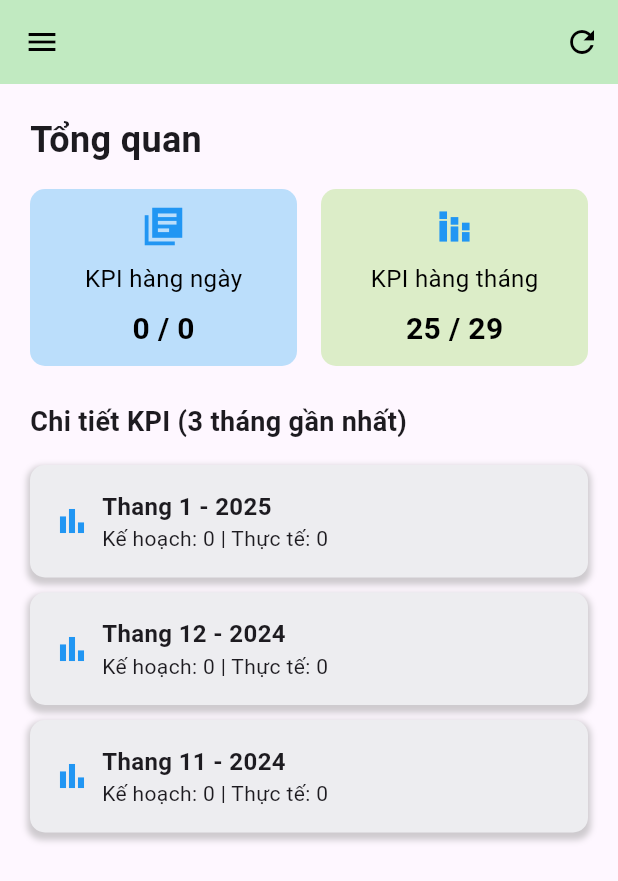
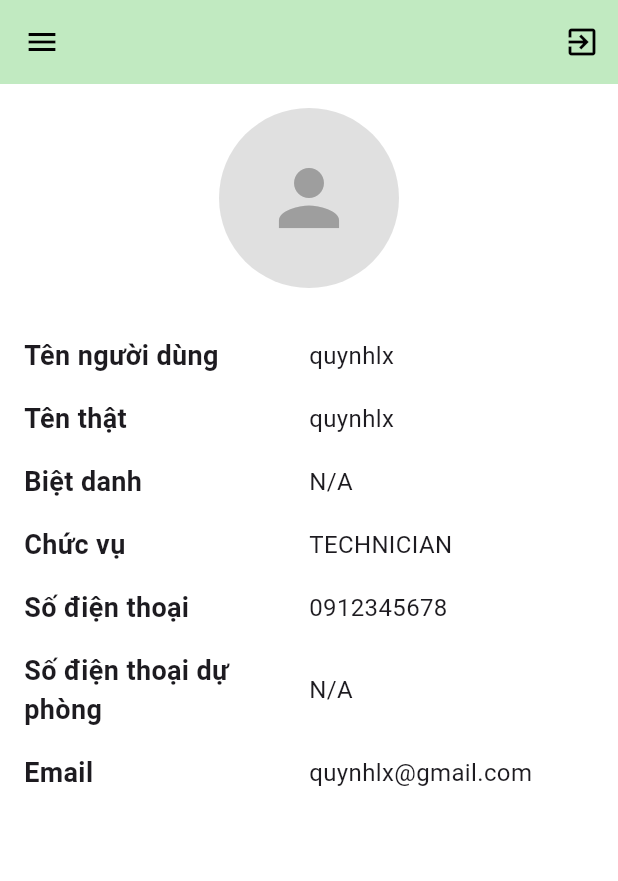
Before and after one commit to minhnion/iOV_app, a Flutter app: the screen it shows after launch, on a phone screen of 412 x 824 dp. Shown: the top 881 px of the screen. Run offline on Flutter 3.47's test engine with Material 3 defaults, Android fonts, the phone set to English and light mode, and no system bars.

Commit message:
profile_screen

```diff
--- a/lib/main.dart
+++ b/lib/main.dart
@@ -3,6 +3,7 @@ import 'package:flutter_localizations/flutter_localizations.dart';
 import 'package:iov_app/screens/installation_screen/installation_screen.dart';
 import 'package:iov_app/screens/kpi_screen/kpi_screen.dart';
 import 'package:iov_app/screens/login_screen/login_screen.dart';
+import 'package:iov_app/screens/profile_screen/profile_screen.dart';
 
 void main() {
   runApp(const MyApp());
@@ -26,7 +27,7 @@ class MyApp extends StatelessWidget {
         Locale('en', 'US'), // English
       ],
       locale: Locale('vi', 'VN'),
-      home: KpiScreen(),
+      home: ProfileScreen(),
     );
   }
 }
--- /dev/null
+++ b/lib/screens/profile_screen/profile_screen.dart
@@ -0,0 +1,69 @@
+import 'package:flutter/material.dart';
+
+import '../../widgets/build_profile_item/build_profile_item.dart';
+import '../../widgets/menu_tab/menu_tab.dart';
+
+class ProfileScreen extends StatefulWidget {
+  const ProfileScreen({super.key});
+
+  @override
+  State<ProfileScreen> createState() => _ProfileScreenState();
+}
+
+class _ProfileScreenState extends State<ProfileScreen> {
+
+  @override
+  Widget build(BuildContext context) {
+    return Scaffold(
+      appBar: AppBar(
+        backgroundColor: const Color.fromRGBO(193, 234, 193, 100),
+        leading: Builder(
+          builder: (context) => IconButton(
+            icon: const Icon(Icons.menu, color: Colors.black),
+            onPressed: () => Scaffold.of(context).openDrawer(),
+          ),
+        ),
+        actions: [
+          IconButton(
+            icon: const Icon(Icons.exit_to_app, color: Colors.black),
+            onPressed: () {},
+          ),
+        ],
+      ),
+      drawer: const MenuTab(selectedMenu: "Profile"),
+      body: Container(
+        color: Colors.white,
+        child: Padding(
+          padding: const EdgeInsets.all(16.0),
+          child: Column(
+            children: [
+              Center(
+                child: Container(
+                  width: 120,
+                  height: 120,
+                  decoration: BoxDecoration(
+                    shape: BoxShape.circle,
+                    color: Colors.grey.shade300,
+                  ),
+                  child: Icon(
+                    Icons.person,
+                    size: 60,
+                    color: Colors.grey.shade500,
+                  ),
+                ),
+              ),
+              const SizedBox(height: 24),
+              const BuildProfileItem(label: "Tên người dùng", value: "quynhlx"),
+              const BuildProfileItem(label: "Tên thật", value: "quynhlx"),
+              const BuildProfileItem(label: "Biệt danh", value: "N/A"),
+              const BuildProfileItem(label: "Chức vụ", value: "TECHNICIAN"),
+              const BuildProfileItem(label: "Số điện thoại", value: "0912345678"),
+              const BuildProfileItem(label: "Số điện thoại dự phòng", value: "N/A"),
+              const BuildProfileItem(label: "Email", value: "quynhlx@gmail.com"),
+            ],
+          ),
+        ),
+      ),
+    );
+  }
+}
--- /dev/null
+++ b/lib/widgets/build_profile_item/build_profile_item.dart
@@ -0,0 +1,35 @@
+import 'package:flutter/material.dart';
+
+class BuildProfileItem extends StatelessWidget {
+  const BuildProfileItem({super.key, required this.label, required this.value});
+  final String label;
+  final String value;
+
+  @override
+  Widget build(BuildContext context) {
+    return Padding(
+      padding: const EdgeInsets.symmetric(vertical: 8.0),
+      child: Row(
+        children: [
+          Expanded(
+            flex: 1,
+            child: Text(
+              label,
+              style: const TextStyle(
+                fontSize: 18,
+                fontWeight: FontWeight.bold,
+              ),
+            ),
+          ),
+          Expanded(
+            flex: 1,
+            child: Text(
+              value,
+              style: const TextStyle(fontSize: 16),
+            ),
+          ),
+        ],
+      ),
+    );;
+  }
+}
```
